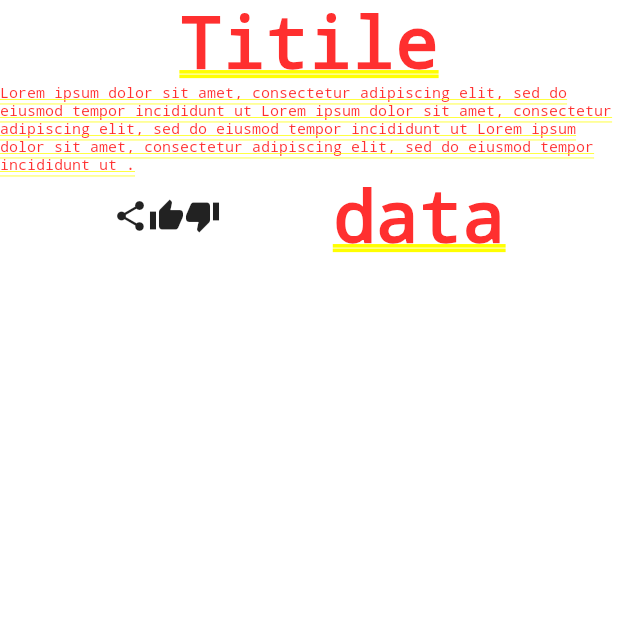
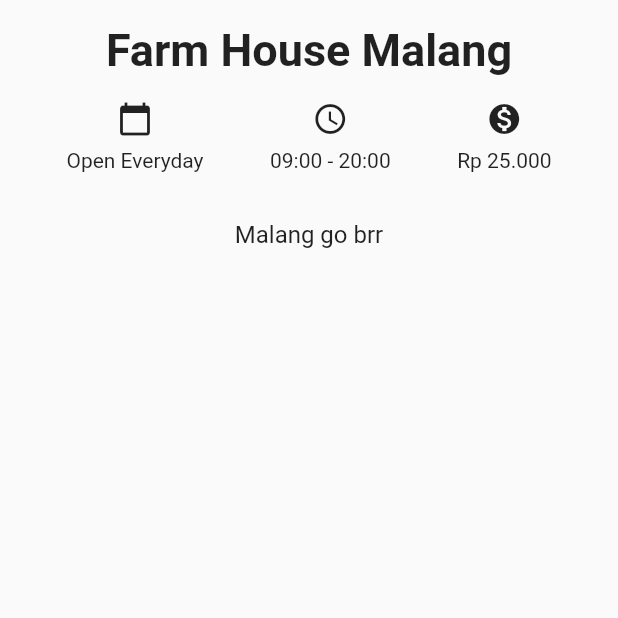
Before and after one commit to Ziedny28/idcamp-multi-platform-app, a Flutter app: the screen it shows after launch, on a phone screen of 412 x 824 dp, the top half of it. Run offline on Flutter 3.47's test engine with Material 2 defaults, Android fonts, the phone set to English and light mode, and no system bars.

```diff
--- a/lib/main.dart
+++ b/lib/main.dart
@@ -1,83 +1,81 @@
 import 'package:flutter/material.dart';
 
-void main() {
-  runApp(const MyApp());
-}
+void main() => runApp(const MyApp());
 
 class MyApp extends StatelessWidget {
-  const MyApp({super.key});
+  const MyApp({Key? key}) : super(key: key);
 
-  // This widget is the root of your application.
   @override
   Widget build(BuildContext context) {
     return MaterialApp(
-      title: 'Flutter Demo',
-      theme: ThemeData(
-        primarySwatch: Colors.blue,
-      ),
-      // home: const Row(
-      //   mainAxisAlignment: MainAxisAlignment.spaceEvenly,
-      //   children: <Widget>[
-      //     Icon(Icons.share),
-      //     Icon(Icons.thumb_up),
-      //     Icon(Icons.thumb_down),
-      //     Text('test')
-      //   ],
-      // ),
-
-      // home: const Column(
-      //   children: <Widget>[
-      //     Text(
-      //       'Judul',
-      //       style: TextStyle(fontSize: 32, fontWeight: FontWeight.bold),
-      //     ),
-      //     Text('data'),
-      //     Row(
-      //       mainAxisAlignment: MainAxisAlignment.spaceEvenly,
-      //       children: <Widget>[
-      //         Icon(Icons.share),
-      //         Icon(Icons.thumb_up),
-      //         Icon(Icons.thumb_down),
-      //       ],
-      //     )
-      //   ],
-      // ),
-
-      home: const LearnWidgetColumn(),
+      title: 'Wisata Bandung',
+      theme: ThemeData(),
+      home: const DetailScreen(),
     );
   }
 }
 
-class LearnWidgetColumn extends StatelessWidget {
-  const LearnWidgetColumn({super.key});
+class DetailScreen extends StatelessWidget {
+  const DetailScreen({Key? key}) : super(key: key);
 
   @override
   Widget build(BuildContext context) {
-    return const Column(
+    return Scaffold(
+      body: SafeArea(
+        child: Column(
+          crossAxisAlignment: CrossAxisAlignment.stretch,
           children: <Widget>[
-        Text(
-          'Titile',
-          style: TextStyle(fontWeight: FontWeight.bold),
+            Container(
+              margin: const EdgeInsets.only(top: 16.0),
+              child: const Text(
+                'Farm House Malang',
+                textAlign: TextAlign.center,
+                style: TextStyle(
+                  fontSize: 30.0,
+                  fontWeight: FontWeight.bold,
                 ),
-        Text(
-          'Lorem ipsum dolor sit amet, consectetur adipiscing elit, sed do eiusmod tempor incididunt ut Lorem ipsum dolor sit amet, consectetur adipiscing elit, sed do eiusmod tempor incididunt ut Lorem ipsum dolor sit amet, consectetur adipiscing elit, sed do eiusmod tempor incididunt ut .',
-          style: TextStyle(fontWeight: FontWeight.w100, fontSize: 10),
               ),
-        Row(
+            ),
+            Container(
+              margin: const EdgeInsets.symmetric(vertical: 16.0),
+              child: const Row(
                 mainAxisAlignment: MainAxisAlignment.spaceEvenly,
                 children: <Widget>[
-            Row(
-              mainAxisAlignment: MainAxisAlignment.spaceEvenly,
+                  Column(
                     children: <Widget>[
-                Icon(Icons.share),
-                Icon(Icons.thumb_up),
-                Icon(Icons.thumb_down),
+                      Icon(Icons.calendar_today),
+                      SizedBox(height: 8.0),
+                      Text('Open Everyday'),
                     ],
                   ),
-            Text('data')
+                  Column(
+                    children: <Widget>[
+                      Icon(Icons.access_time),
+                      SizedBox(height: 8.0),
+                      Text('09:00 - 20:00')
+                    ],
+                  ),
+                  Column(
+                    children: <Widget>[
+                      Icon(Icons.monetization_on),
+                      SizedBox(height: 8.0),
+                      Text('Rp 25.000'),
                     ],
                   )
                 ],
+              ),
+            ),
+            Container(
+              padding: const EdgeInsets.all(16.0),
+              child: const Text(
+                'Malang go brr',
+                textAlign: TextAlign.center,
+                style: TextStyle(fontSize: 16.0),
+              ),
+            ),
+          ],
+        ),
+      ),
     );
   }
 }
```
Lines whose indentation alone changed are shown as unchanged.
